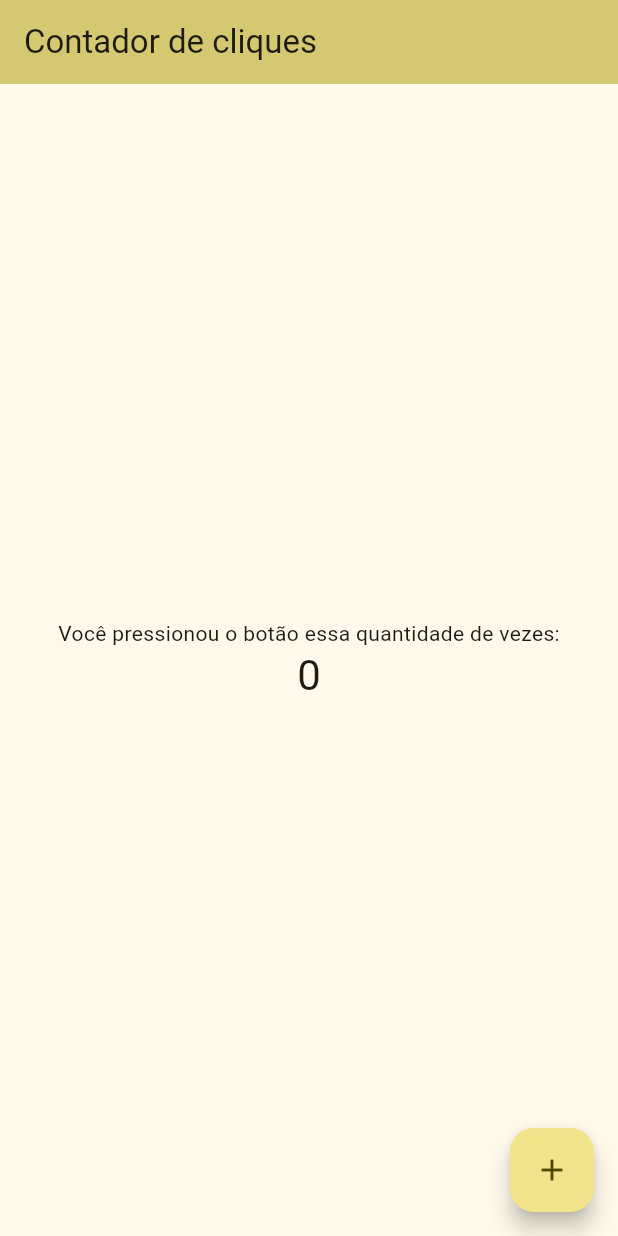
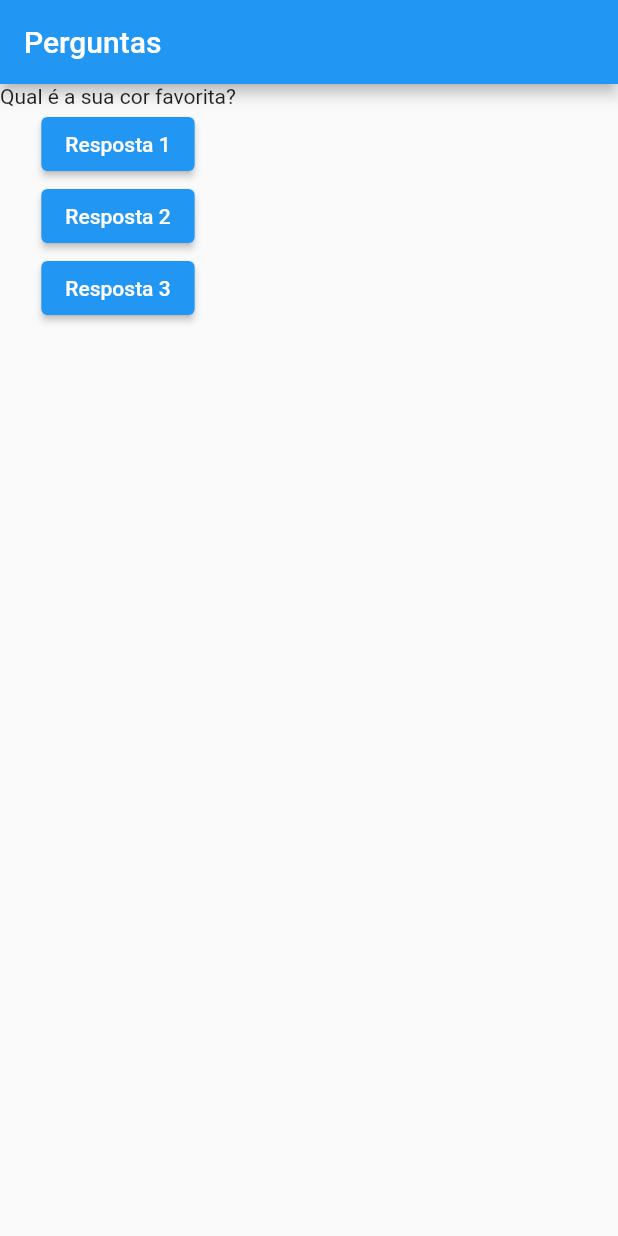
Before and after one commit to natanael-vieira/Flutter_perguntas, a Flutter app: the screen it shows after launch, on a phone screen of 412 x 824 dp. Run offline on Flutter 3.47's test engine with Material 2 defaults, Android fonts, the phone set to English and light mode, and no system bars.

Commit message:
Update main.dart

```diff
--- a/projeto_perguntas/lib/main.dart
+++ b/projeto_perguntas/lib/main.dart
@@ -1,69 +1,42 @@
 import 'package:flutter/material.dart';
 
-void main() {
-  runApp(const MyApp());
-}
+main() => runApp(PerguntaApp());
 
-class MyApp extends StatelessWidget {
-  const MyApp({super.key});
-
-  @override
-  Widget build(BuildContext context) {
-    return MaterialApp(
-      title: 'Flutter Demo',
-      theme: ThemeData(
-        colorScheme: ColorScheme.fromSeed(seedColor: Colors.yellow),
-        useMaterial3: true,
-      ),
-      home: const MyHomePage(title: 'Contador de cliques'),
-    );
-  }
-}
-
-class MyHomePage extends StatefulWidget {
-  const MyHomePage({super.key, required this.title});
-
-  final String title;
-
-  @override
-  State<MyHomePage> createState() => _MyHomePageState();
-}
-
-class _MyHomePageState extends State<MyHomePage> {
-  int _counter = 0;
-
-  void _incrementCounter() {
-    setState(() {
-      _counter++;
-    });
+class PerguntaApp extends StatelessWidget {
+  void responder() {
+    print('Pergunta respondida.');
   }
 
   @override
   Widget build(BuildContext context) {
-    return Scaffold(
-      appBar: AppBar(
-        backgroundColor: Theme.of(context).colorScheme.inversePrimary,
-        title: Text(widget.title),
-      ),
-      body: Center(
-        child: Column(
-          mainAxisAlignment: MainAxisAlignment.center,
-          children: <Widget>[
-            const Text(
-              'Você pressionou o botão essa quantidade de vezes:',
+    final List<String> perguntas = [
+      'Qual é a sua cor favorita?',
+      'Qual é o seu animal favorito?',
+    ];
+
+    return MaterialApp(
+      home: Scaffold(
+        appBar: AppBar(
+          title: Text('Perguntas'),
+        ),
+        body: Column(
+          children: [
+            Text(perguntas[0]),
+            ElevatedButton(
+              child: Text('Resposta 1'),
+              onPressed: responder,
             ),
-            Text(
-              '$_counter',
-              style: Theme.of(context).textTheme.headlineMedium,
+            ElevatedButton(
+              child: Text('Resposta 2'),
+              onPressed: responder,
+            ),
+            ElevatedButton(
+              child: Text('Resposta 3'),
+              onPressed: responder,
             ),
           ],
         ),
       ),
-      floatingActionButton: FloatingActionButton(
-        onPressed: _incrementCounter,
-        tooltip: 'Increment',
-        child: const Icon(Icons.add),
-      ),
     );
   }
 }
```
